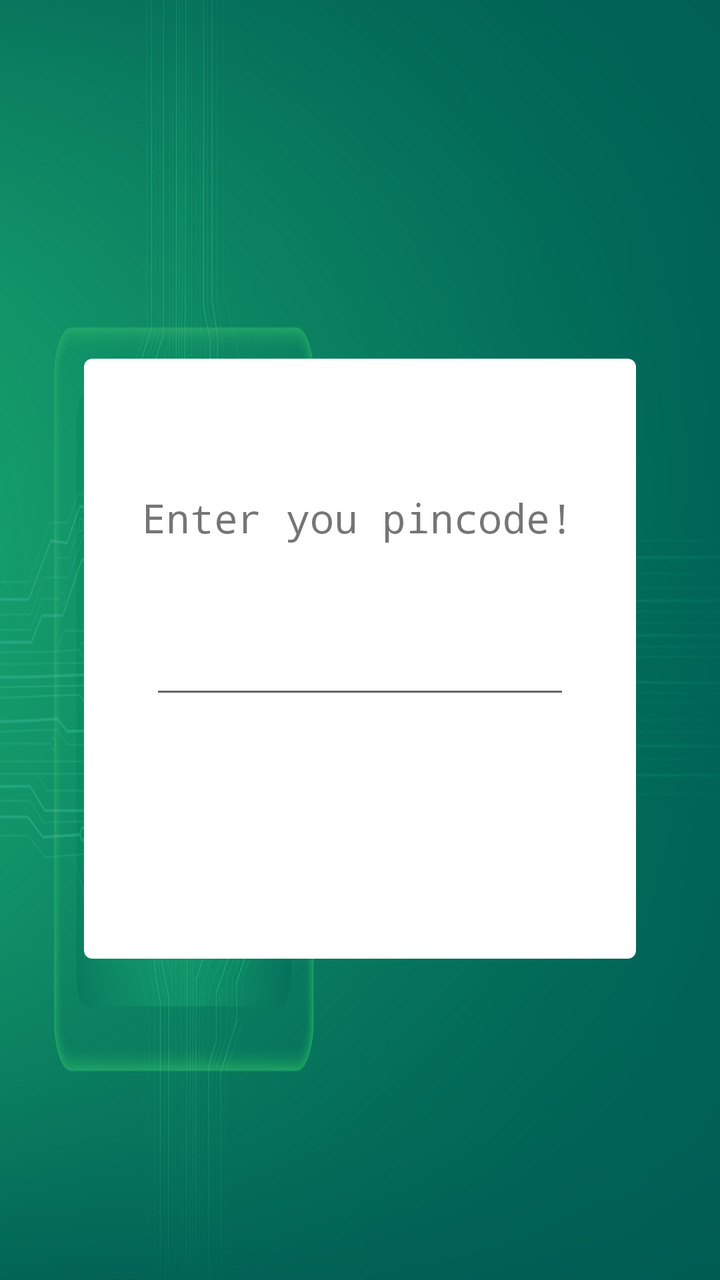
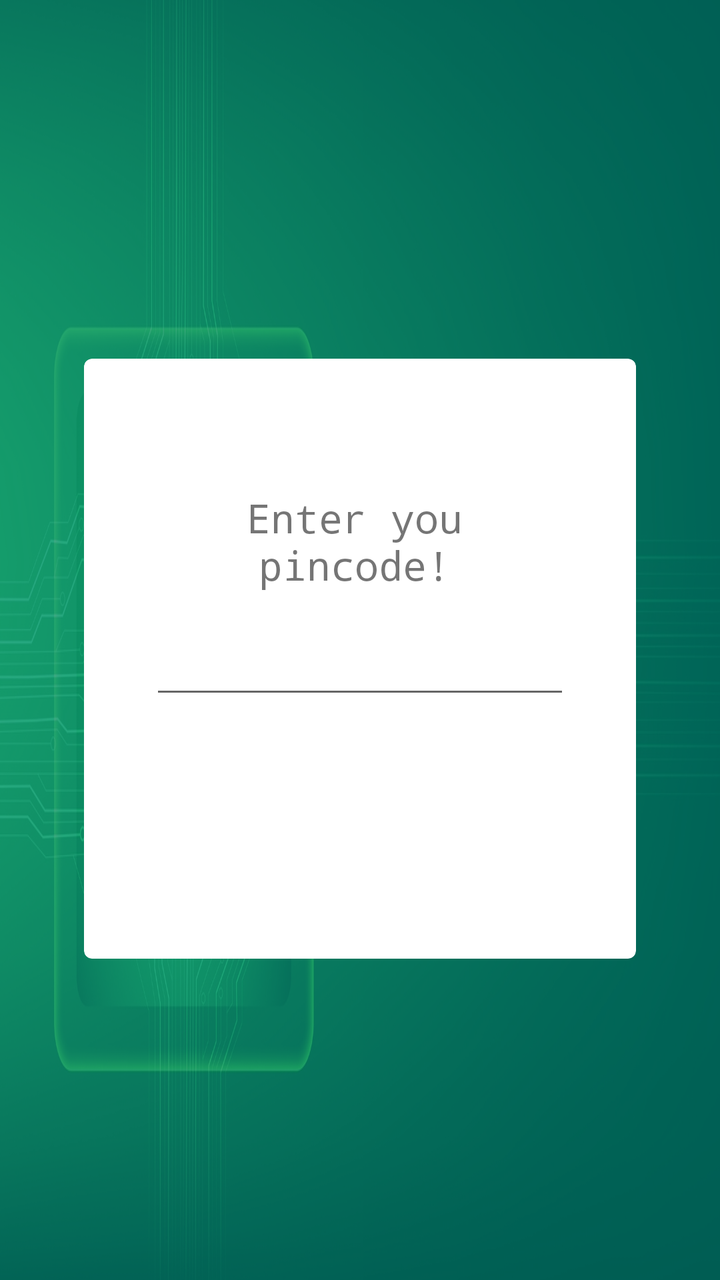

Compare the two renders of this Android layout. The source of the first and the diff that turns it into the second are given below.
<!-- AndroidManifest.xml: application theme AppTheme -->
<!-- res/layout/activity_pin_code_alternative.xml -->
<?xml version="1.0" encoding="utf-8"?>
<android.support.constraint.ConstraintLayout xmlns:android="http://schemas.android.com/apk/res/android"
  xmlns:app="http://schemas.android.com/apk/res-auto"
  xmlns:tools="http://schemas.android.com/tools"
  android:layout_width="match_parent"
  android:layout_height="match_parent"
  android:background="@drawable/background"
  tools:context=".PinCodeAlternative">

  <View
    android:id="@+id/opacityFilter"
    android:layout_width="0dp"
    android:layout_height="0dp"
    android:layout_alignParentBottom="true"
    android:alpha="0.7"
    android:background="@color/colorPrimary"
    android:textAlignment="center"
    app:layout_constraintBottom_toBottomOf="parent"
    app:layout_constraintEnd_toEndOf="parent"
    app:layout_constraintHorizontal_bias="1.0"
    app:layout_constraintStart_toStartOf="parent"
    app:layout_constraintTop_toTopOf="parent"
    app:layout_constraintVertical_bias="0.0"></View>

  <android.support.v7.widget.CardView xmlns:card_view="http://schemas.android.com/apk/res-auto"
    android:id="@+id/cardView"
    android:layout_width="0dp"
    android:layout_height="300dp"
    android:layout_marginStart="42dp"
    android:layout_marginEnd="42dp"
    android:elevation="5dp"
    card_view:cardCornerRadius="4dp"
    card_view:cardPreventCornerOverlap="false"
    card_view:layout_constraintBottom_toBottomOf="parent"
    card_view:layout_constraintEnd_toEndOf="parent"
    card_view:layout_constraintHorizontal_bias="1.0"
    card_view:layout_constraintStart_toStartOf="parent"
    card_view:layout_constraintTop_toTopOf="parent"
    card_view:layout_constraintVertical_bias="0.527">

    <RelativeLayout
      android:layout_width="match_parent"
      android:layout_height="match_parent"
      android:layout_centerHorizontal="true"
      android:orientation="vertical">


      <TextView
        android:id="@+id/textView2"
        android:layout_width="wrap_content"
        android:layout_height="wrap_content"
        android:layout_alignParentStart="true"
        android:layout_alignParentLeft="true"
        android:layout_alignParentTop="true"
        android:layout_alignParentBottom="true"
        android:layout_marginStart="24dp"
        android:layout_marginLeft="24dp"
        android:layout_marginTop="66dp"
        android:layout_marginBottom="183dp"
        android:fontFamily="monospace"
        android:paddingHorizontal="5dp"
        android:text="Enter you pincode!"
        android:textAlignment="center"
        android:textSize="20sp" />

      <EditText
        android:id="@+id/pinCodeInput"
        android:layout_width="wrap_content"
        android:layout_height="wrap_content"
        android:layout_alignParentTop="true"
        android:layout_alignParentBottom="true"
        android:layout_centerHorizontal="true"
        android:layout_marginTop="130dp"
        android:layout_marginBottom="125dp"
        android:ems="10"
        android:textAlignment="center"
        android:focusedByDefault="true"
        android:importantForAutofill="no"
        android:inputType="numberPassword"
        app:layout_constraintEnd_toEndOf="parent"
        app:layout_constraintStart_toStartOf="parent" />

      <Button
        android:id="@+id/btnContinue"
        android:layout_width="wrap_content"
        android:layout_height="wrap_content"
        android:layout_alignParentBottom="true"
        android:layout_centerHorizontal="true"
        android:layout_marginBottom="63dp"
        android:text="Continue"
        android:background="@color/colorPrimary"
        android:textColor="@color/white"
        android:visibility="invisible"
        />
    </RelativeLayout>

  </android.support.v7.widget.CardView>


</android.support.constraint.ConstraintLayout>
<!-- resources referenced by this layout -->
<resources>
  <color name="colorPrimary">#008577</color>
  <!-- drawable background: jpg bitmap (drawable, 504755 bytes) -->
  <style name="AppTheme" parent="Theme.AppCompat.Light.DarkActionBar">
      
      <item name="colorPrimary">@color/colorPrimary</item>
      <item name="colorPrimaryDark">@color/colorPrimaryDark</item>
      <item name="colorAccent">@color/colorAccent</item>
    </style>
  <color name="colorPrimaryDark">#00574B</color>
  <color name="colorAccent">#1bd8b2</color>
</resources>

<!-- the commit's change to res/layout/activity_pin_code_alternative.xml (unified diff, before → after) -->
@@ -52,12 +52,17 @@
         android:layout_alignParentStart="true"
         android:layout_alignParentLeft="true"
         android:layout_alignParentTop="true"
+        android:layout_alignParentEnd="true"
+        android:layout_alignParentRight="true"
         android:layout_alignParentBottom="true"
-        android:layout_marginStart="24dp"
-        android:layout_marginLeft="24dp"
+        android:layout_marginStart="48dp"
+        android:layout_marginLeft="48dp"
         android:layout_marginTop="66dp"
+        android:layout_marginEnd="53dp"
+        android:layout_marginRight="53dp"
         android:layout_marginBottom="183dp"
         android:fontFamily="monospace"
+
         android:paddingHorizontal="5dp"
         android:text="Enter you pincode!"
         android:textAlignment="center"
